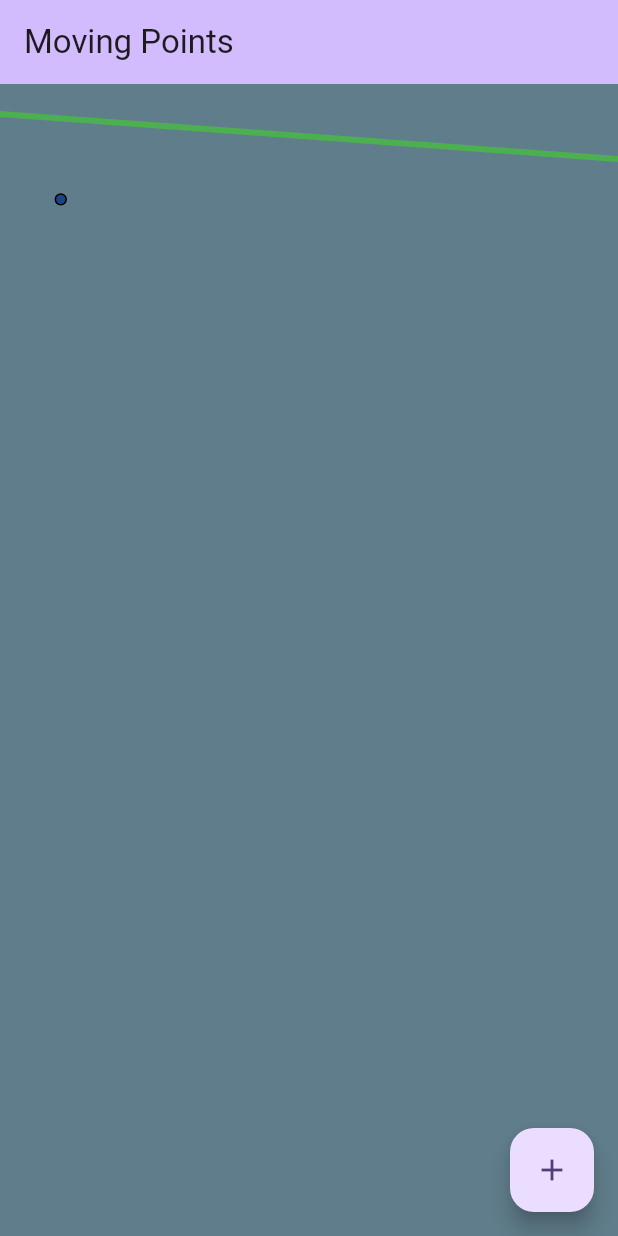
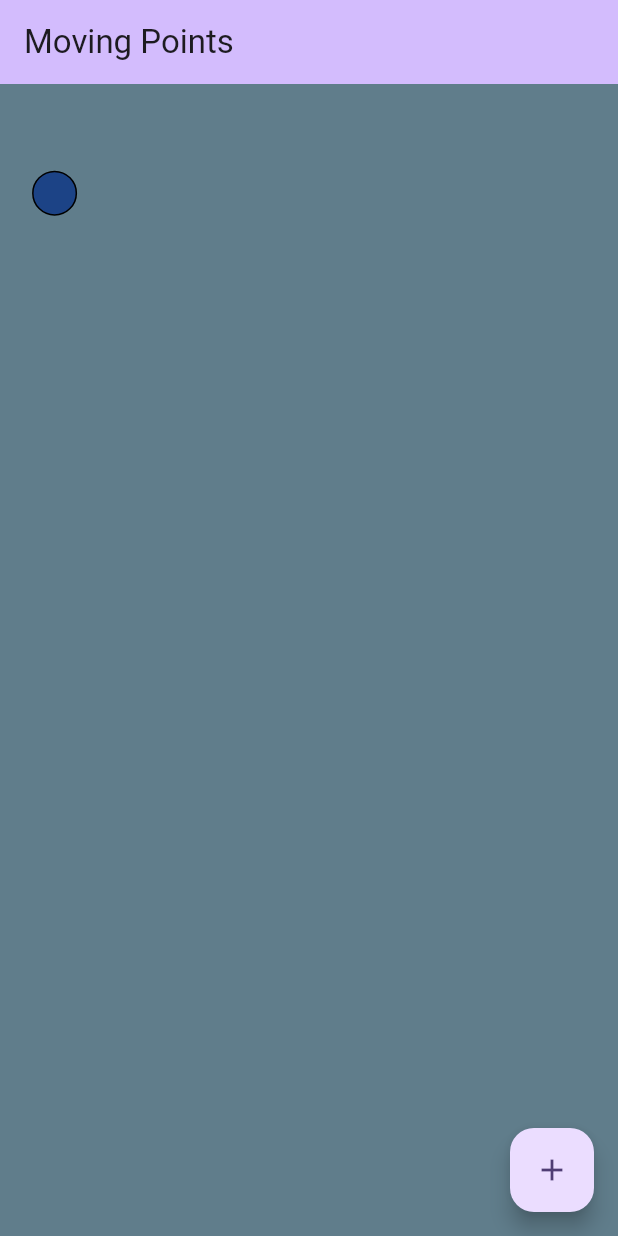
Before and after one commit to gillesbonnetpro/moving_points, a Flutter app: the screen it shows after launch, after a tap on the "add" icon, on a phone screen of 412 x 824 dp. Run offline on Flutter 3.47's test engine with Material 3 defaults, Android fonts, the light colour scheme and no system bars.

Commit message:
traits entre les points

```diff
--- a/lib/main.dart
+++ b/lib/main.dart
@@ -65,7 +65,7 @@ class _MyHomePageState extends State<MyHomePage> {
 
     list.add(
       CustomPaint(
-        painter: MyCustomPainter(pointsList: List.empty()),
+        painter: MyCustomPainter(pointsList: dataPointList),
       ),
     );
 
--- a/lib/moving_point.dart
+++ b/lib/moving_point.dart
@@ -11,16 +11,22 @@ class MovingPoint extends StatefulWidget {
 }
 
 class _MovingPointState extends State<MovingPoint> {
+  late double pointSize;
+
+  @override
+  void initState() {
+    pointSize = 30;
+    super.initState();
+  }
+
   @override
   Widget build(BuildContext context) {
-    print('size du moving point : ${MediaQuery.of(context).size.shortestSide}');
-
     return Positioned(
-      left: widget.data.x,
-      top: widget.data.y,
+      left: widget.data.x - (pointSize / 2),
+      top: widget.data.y - (pointSize / 2),
       child: SizedBox(
-        height: MediaQuery.of(context).size.shortestSide / 50,
-        width: MediaQuery.of(context).size.shortestSide / 50,
+        height: pointSize,
+        width: pointSize,
         child: Container(
           decoration: BoxDecoration(
             color: widget.data.color,
--- a/lib/my_custom_painter.dart
+++ b/lib/my_custom_painter.dart
@@ -2,7 +2,9 @@ import 'package:flutter/material.dart';
 import 'package:moving_points/data_point.dart';
 
 class MyCustomPainter extends CustomPainter {
-  MyCustomPainter({required this.pointsList});
+  MyCustomPainter({required this.pointsList}) {
+    print('customPaint a une liste de ${pointsList.length} éléments');
+  }
 
   List<DataPoint> pointsList;
 
@@ -13,11 +15,16 @@ class MyCustomPainter extends CustomPainter {
       ..strokeWidth = 4
       ..style = PaintingStyle.fill;
 
-    canvas.drawLine(
-      const Offset(0, 20),
-      Offset(size.width, 50),
-      paintLine,
-    );
+    for (DataPoint data in pointsList) {
+      if (data != pointsList.last) {
+        int next = pointsList.indexOf(data) + 1;
+        canvas.drawLine(
+          Offset(data.x, data.y),
+          Offset(pointsList[next].x, pointsList[next].y),
+          paintLine,
+        );
+      }
+    }
   }
 
   @override
```
